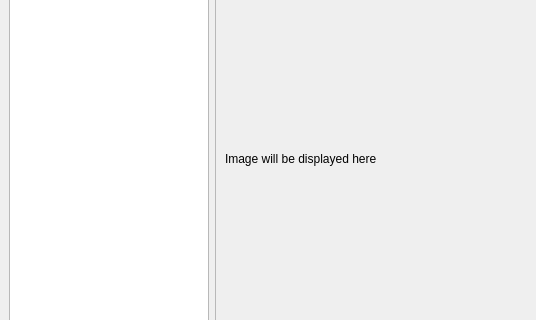
Qt form UI/main_layout.ui (Vozf/full-slide-image-analysis) before a commit; both pictures show x 0 to 536 and y 130 to 450 of the 800 by 600 pixel window.
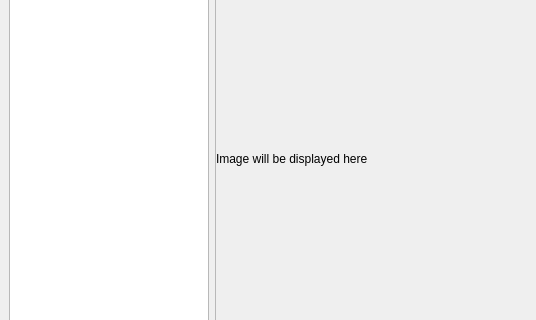
The same form after that commit.

What changed in the file:
```diff
--- a/UI/main_layout.ui
+++ b/UI/main_layout.ui
@@ -17,6 +17,9 @@
    <layout class="QGridLayout" name="gridLayout">
     <item row="0" column="1">
      <widget class="QScrollArea" name="scrollArea">
+      <property name="sizeAdjustPolicy">
+       <enum>QAbstractScrollArea::AdjustToContents</enum>
+      </property>
       <property name="widgetResizable">
        <bool>true</bool>
       </property>
@@ -30,11 +33,32 @@
         </rect>
        </property>
        <layout class="QVBoxLayout" name="verticalLayout">
+        <property name="spacing">
+         <number>0</number>
+        </property>
+        <property name="leftMargin">
+         <number>0</number>
+        </property>
+        <property name="topMargin">
+         <number>0</number>
+        </property>
+        <property name="rightMargin">
+         <number>0</number>
+        </property>
+        <property name="bottomMargin">
+         <number>0</number>
+        </property>
         <item>
          <widget class="QLabel" name="imageLabel">
           <property name="text">
            <string>Image will be displayed here</string>
           </property>
+          <property name="margin">
+           <number>-1</number>
+          </property>
+          <property name="indent">
+           <number>-10</number>
+          </property>
          </widget>
         </item>
        </layout>
```
